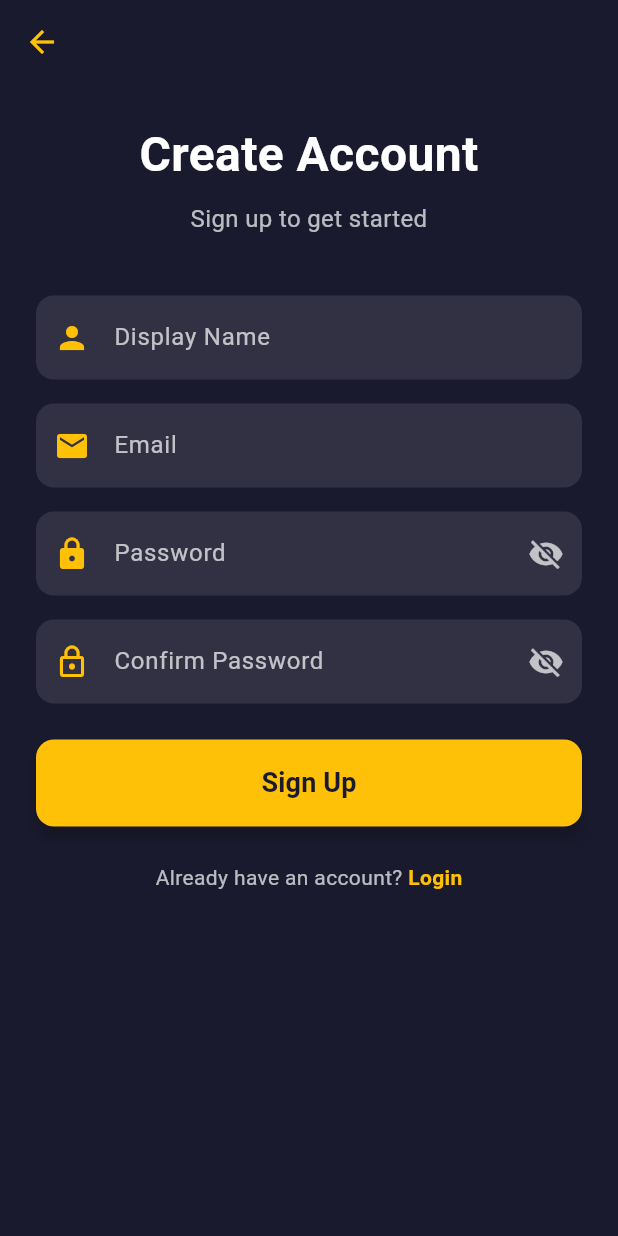
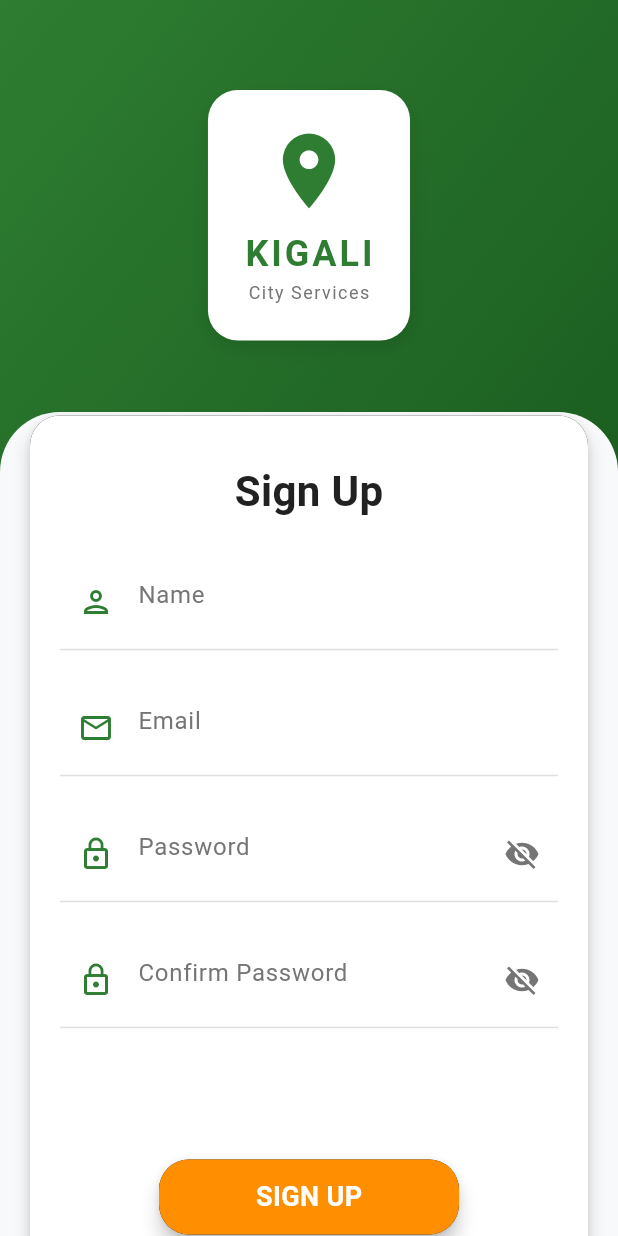
Before and after one commit to Tresorshingiro/KigaliDirectory, a Flutter app: the SignupScreen screen opened directly, on a phone screen of 412 x 824 dp. Run offline on Flutter 3.47's test engine with Material 3 defaults, Android fonts, the phone set to English and light mode, and no system bars; our stand-ins replace cloud_firestore, firebase_auth, firebase_core, flutter_riverpod, google_maps_flutter; accounts and stored records are empty.

```diff
--- a/lib/screens/signup_screen.dart
+++ b/lib/screens/signup_screen.dart
@@ -40,14 +40,17 @@ class _SignupScreenState extends ConsumerState<SignupScreen> {
             displayName: _displayNameController.text.trim(),
           );
 
+      // Sign out immediately after signup so they go to login screen
+      await ref.read(authNotifierProvider.notifier).signOut();
+
       if (!mounted) return;
 
-      // Show success message
+      // Show success message with instructions
       ScaffoldMessenger.of(context).showSnackBar(
         const SnackBar(
-          content: Text('Account created! Please check your email to verify your account.'),
+          content: Text('Account created! Please check your email and click the verification link, then log in.'),
           backgroundColor: Colors.green,
-          duration: Duration(seconds: 5),
+          duration: Duration(seconds: 6),
         ),
       );
 
@@ -72,70 +75,140 @@ class _SignupScreenState extends ConsumerState<SignupScreen> {
   @override
   Widget build(BuildContext context) {
     return Scaffold(
-      backgroundColor: const Color(0xFF1A1A2E),
-      appBar: AppBar(
-        backgroundColor: Colors.transparent,
-        elevation: 0,
-        leading: IconButton(
-          icon: const Icon(Icons.arrow_back, color: Color(0xFFFFC107)),
-          onPressed: () => Navigator.of(context).pop(),
+      body: Stack(
+        children: [
+          // Gradient background at top
+          Container(
+            width: MediaQuery.of(context).size.width,
+            height: MediaQuery.of(context).size.height / 2.5,
+            decoration: const BoxDecoration(
+              gradient: LinearGradient(
+                begin: Alignment.topLeft,
+                end: Alignment.bottomRight,
+                colors: [
+                  Color(0xFF2E7D32),
+                  Color(0xFF1B5E20),
+                ],
               ),
             ),
-      body: SafeArea(
-        child: SingleChildScrollView(
-          padding: const EdgeInsets.all(24.0),
+          ),
+
+          // Curved white container
+          Container(
+            margin: EdgeInsets.only(
+              top: MediaQuery.of(context).size.height / 3,
+            ),
+            height: MediaQuery.of(context).size.height,
+            width: MediaQuery.of(context).size.width,
+            decoration: const BoxDecoration(
+              color: Color(0xFFF8F9FA),
+              borderRadius: BorderRadius.only(
+                topLeft: Radius.circular(40),
+                topRight: Radius.circular(40),
+              ),
+            ),
+          ),
+
+          // Content
+          SingleChildScrollView(
+            child: Container(
+              margin: const EdgeInsets.only(top: 60.0, left: 20.0, right: 20.0),
+              child: Column(
+                children: [
+                  // App logo
+                  Center(
+                    child: Column(
+                      children: [
+                        Container(
+                          padding: const EdgeInsets.all(24),
+                          decoration: BoxDecoration(
+                            color: Colors.white,
+                            borderRadius: BorderRadius.circular(20),
+                            boxShadow: [
+                              BoxShadow(
+                                color: Colors.black.withOpacity(0.1),
+                                blurRadius: 10,
+                                offset: const Offset(0, 5),
+                              ),
+                            ],
+                          ),
+                          child: Column(
+                            children: [
+                              const Icon(
+                                Icons.location_on,
+                                size: 60,
+                                color: Color(0xFF2E7D32),
+                              ),
+                              const SizedBox(height: 8),
+                              Text(
+                                'KIGALI',
+                                style: TextStyle(
+                                  fontSize: 24,
+                                  fontWeight: FontWeight.bold,
+                                  color: Color(0xFF2E7D32),
+                                  letterSpacing: 2,
+                                ),
+                              ),
+                              Text(
+                                'City Services',
+                                style: TextStyle(
+                                  fontSize: 12,
+                                  color: Color(0xFF757575),
+                                  letterSpacing: 1,
+                                ),
+                              ),
+                            ],
+                          ),
+                        ),
+                      ],
+                    ),
+                  ),
+                  const SizedBox(height: 50.0),
+
+                  // Form card
+                  Material(
+                    elevation: 5.0,
+                    borderRadius: BorderRadius.circular(20),
+                    child: Container(
+                      padding: const EdgeInsets.symmetric(horizontal: 20.0, vertical: 30.0),
+                      width: MediaQuery.of(context).size.width,
+                      decoration: BoxDecoration(
+                        color: Colors.white,
+                        borderRadius: BorderRadius.circular(20),
+                      ),
                       child: Form(
                         key: _formKey,
                         child: Column(
-              crossAxisAlignment: CrossAxisAlignment.stretch,
                           children: [
-                // Title
                             const Text(
-                  'Create Account',
+                              'Sign Up',
                               style: TextStyle(
-                    fontSize: 32,
+                                color: Color(0xFF212121),
+                                fontSize: 28,
                                 fontWeight: FontWeight.bold,
-                    color: Colors.white,
                               ),
-                  textAlign: TextAlign.center,
                             ),
-                const SizedBox(height: 8),
-                const Text(
-                  'Sign up to get started',
-                  style: TextStyle(
-                    fontSize: 16,
-                    color: Colors.white70,
-                  ),
-                  textAlign: TextAlign.center,
-                ),
-                const SizedBox(height: 40),
+                            const SizedBox(height: 30.0),
 
-                // Display Name field
+                            // Name field
                             TextFormField(
                               controller: _displayNameController,
-                  style: const TextStyle(color: Colors.white),
-                  decoration: InputDecoration(
-                    labelText: 'Display Name',
-                    labelStyle: const TextStyle(color: Colors.white70),
-                    prefixIcon: const Icon(Icons.person, color: Color(0xFFFFC107)),
-                    filled: true,
-                    fillColor: Colors.white.withOpacity(0.1),
-                    border: OutlineInputBorder(
-                      borderRadius: BorderRadius.circular(12),
-                      borderSide: BorderSide.none,
+                              style: const TextStyle(color: Color(0xFF212121)),
+                              decoration: const InputDecoration(
+                                hintText: 'Name',
+                                hintStyle: TextStyle(
+                                  color: Color(0xFF757575),
+                                  fontSize: 16,
                                 ),
-                    enabledBorder: OutlineInputBorder(
-                      borderRadius: BorderRadius.circular(12),
-                      borderSide: BorderSide.none,
+                                prefixIcon: Icon(
+                                  Icons.person_outlined,
+                                  color: Color(0xFF2E7D32),
                                 ),
-                    focusedBorder: OutlineInputBorder(
-                      borderRadius: BorderRadius.circular(12),
-                      borderSide: const BorderSide(color: Color(0xFFFFC107), width: 2),
-                    ),
+                                border: InputBorder.none,
                               ),
                               validator: (value) {
                                 if (value == null || value.isEmpty) {
-                      return 'Please enter your display name';
+                                  return 'Please enter your name';
                                 }
                                 if (value.length < 2) {
                                   return 'Name must be at least 2 characters';
@@ -143,31 +216,25 @@ class _SignupScreenState extends ConsumerState<SignupScreen> {
                                 return null;
                               },
                             ),
-                const SizedBox(height: 16),
+                            const Divider(color: Color(0xFFE0E0E0)),
+                            const SizedBox(height: 20.0),
 
                             // Email field
                             TextFormField(
                               controller: _emailController,
                               keyboardType: TextInputType.emailAddress,
-                  style: const TextStyle(color: Colors.white),
-                  decoration: InputDecoration(
-                    labelText: 'Email',
-                    labelStyle: const TextStyle(color: Colors.white70),
-                    prefixIcon: const Icon(Icons.email, color: Color(0xFFFFC107)),
-                    filled: true,
-                    fillColor: Colors.white.withOpacity(0.1),
-                    border: OutlineInputBorder(
-                      borderRadius: BorderRadius.circular(12),
-                      borderSide: BorderSide.none,
+                              style: const TextStyle(color: Color(0xFF212121)),
+                              decoration: const InputDecoration(
+                                hintText: 'Email',
+                                hintStyle: TextStyle(
+                                  color: Color(0xFF757575),
+                                  fontSize: 16,
                                 ),
-                    enabledBorder: OutlineInputBorder(
-                      borderRadius: BorderRadius.circular(12),
-                      borderSide: BorderSide.none,
+                                prefixIcon: Icon(
+                                  Icons.email_outlined,
+                                  color: Color(0xFF2E7D32),
                                 ),
-                    focusedBorder: OutlineInputBorder(
-                      borderRadius: BorderRadius.circular(12),
-                      borderSide: const BorderSide(color: Color(0xFFFFC107), width: 2),
-                    ),
+                                border: InputBorder.none,
                               ),
                               validator: (value) {
                                 if (value == null || value.isEmpty) {
@@ -179,40 +246,36 @@ class _SignupScreenState extends ConsumerState<SignupScreen> {
                                 return null;
                               },
                             ),
-                const SizedBox(height: 16),
+                            const Divider(color: Color(0xFFE0E0E0)),
+                            const SizedBox(height: 20.0),
 
                             // Password field
                             TextFormField(
                               controller: _passwordController,
                               obscureText: _obscurePassword,
-                  style: const TextStyle(color: Colors.white),
+                              style: const TextStyle(color: Color(0xFF212121)),
                               decoration: InputDecoration(
-                    labelText: 'Password',
-                    labelStyle: const TextStyle(color: Colors.white70),
-                    prefixIcon: const Icon(Icons.lock, color: Color(0xFFFFC107)),
+                                hintText: 'Password',
+                                hintStyle: const TextStyle(
+                                  color: Color(0xFF757575),
+                                  fontSize: 16,
+                                ),
+                                prefixIcon: const Icon(
+                                  Icons.lock_outline,
+                                  color: Color(0xFF2E7D32),
+                                ),
                                 suffixIcon: IconButton(
                                   icon: Icon(
-                        _obscurePassword ? Icons.visibility_off : Icons.visibility,
-                        color: Colors.white70,
+                                    _obscurePassword
+                                        ? Icons.visibility_off
+                                        : Icons.visibility,
+                                    color: const Color(0xFF757575),
                                   ),
                                   onPressed: () {
                                     setState(() => _obscurePassword = !_obscurePassword);
                                   },
                                 ),
-                    filled: true,
-                    fillColor: Colors.white.withOpacity(0.1),
-                    border: OutlineInputBorder(
-                      borderRadius: BorderRadius.circular(12),
-                      borderSide: BorderSide.none,
-                    ),
-                    enabledBorder: OutlineInputBorder(
-                      borderRadius: BorderRadius.circular(12),
-                      borderSide: BorderSide.none,
-                    ),
-                    focusedBorder: OutlineInputBorder(
-                      borderRadius: BorderRadius.circular(12),
-                      borderSide: const BorderSide(color: Color(0xFFFFC107), width: 2),
-                    ),
+                                border: InputBorder.none,
                               ),
                               validator: (value) {
                                 if (value == null || value.isEmpty) {
@@ -224,40 +287,36 @@ class _SignupScreenState extends ConsumerState<SignupScreen> {
                                 return null;
                               },
                             ),
-                const SizedBox(height: 16),
+                            const Divider(color: Color(0xFFE0E0E0)),
+                            const SizedBox(height: 20.0),
 
                             // Confirm Password field
                             TextFormField(
                               controller: _confirmPasswordController,
                               obscureText: _obscureConfirmPassword,
-                  style: const TextStyle(color: Colors.white),
+                              style: const TextStyle(color: Color(0xFF212121)),
                               decoration: InputDecoration(
-                    labelText: 'Confirm Password',
-                    labelStyle: const TextStyle(color: Colors.white70),
-                    prefixIcon: const Icon(Icons.lock_outline, color: Color(0xFFFFC107)),
+                                hintText: 'Confirm Password',
+                                hintStyle: const TextStyle(
+                                  color: Color(0xFF757575),
+                                  fontSize: 16,
+                                ),
+                                prefixIcon: const Icon(
+                                  Icons.lock_outline,
+                                  color: Color(0xFF2E7D32),
+                                ),
                                 suffixIcon: IconButton(
                                   icon: Icon(
-                        _obscureConfirmPassword ? Icons.visibility_off : Icons.visibility,
-                        color: Colors.white70,
+                                    _obscureConfirmPassword
+                                        ? Icons.visibility_off
+                                        : Icons.visibility,
+                                    color: const Color(0xFF757575),
                                   ),
                                   onPressed: () {
                                     setState(() => _obscureConfirmPassword = !_obscureConfirmPassword);
                                   },
                                 ),
-                    filled: true,
-                    fillColor: Colors.white.withOpacity(0.1),
-                    border: OutlineInputBorder(
-                      borderRadius: BorderRadius.circular(12),
-                      borderSide: BorderSide.none,
-                    ),
-                    enabledBorder: OutlineInputBorder(
-                      borderRadius: BorderRadius.circular(12),
-                      borderSide: BorderSide.none,
-                    ),
-                    focusedBorder: OutlineInputBorder(
-                      borderRadius: BorderRadius.circular(12),
-                      borderSide: const BorderSide(color: Color(0xFFFFC107), width: 2),
-                    ),
+                                border: InputBorder.none,
                               ),
                               validator: (value) {
                                 if (value == null || value.isEmpty) {
@@ -269,64 +328,72 @@ class _SignupScreenState extends ConsumerState<SignupScreen> {
                                 return null;
                               },
                             ),
-                const SizedBox(height: 24),
+                            const Divider(color: Color(0xFFE0E0E0)),
+                            const SizedBox(height: 20.0),
 
                             // Sign up button
-                ElevatedButton(
-                  onPressed: _isLoading ? null : _handleSignup,
-                  style: ElevatedButton.styleFrom(
-                    backgroundColor: const Color(0xFFFFC107),
-                    foregroundColor: const Color(0xFF1A1A2E),
-                    padding: const EdgeInsets.symmetric(vertical: 16),
-                    shape: RoundedRectangleBorder(
-                      borderRadius: BorderRadius.circular(12),
+                            const SizedBox(height: 60.0),
+                            GestureDetector(
+                              onTap: _isLoading ? null : _handleSignup,
+                              child: Material(
+                                elevation: 5.0,
+                                borderRadius: BorderRadius.circular(20),
+                                child: Container(
+                                  padding: const EdgeInsets.symmetric(vertical: 12.0),
+                                  width: 200,
+                                  decoration: BoxDecoration(
+                                    color: const Color(0xFFFF8F00),
+                                    borderRadius: BorderRadius.circular(20),
                                   ),
-                    elevation: 4,
-                  ),
+                                  child: Center(
                                     child: _isLoading
                                         ? const SizedBox(
                                             height: 20,
                                             width: 20,
                                             child: CircularProgressIndicator(
                                               strokeWidth: 2,
-                            valueColor: AlwaysStoppedAnimation<Color>(Color(0xFF1A1A2E)),
+                                              valueColor:
+                                                  AlwaysStoppedAnimation<Color>(Colors.white),
                                             ),
                                           )
                                         : const Text(
-                          'Sign Up',
+                                            'SIGN UP',
                                             style: TextStyle(
-                            fontSize: 18,
+                                              color: Colors.white,
+                                              fontSize: 18.0,
                                               fontWeight: FontWeight.bold,
                                             ),
                                           ),
                                   ),
-                const SizedBox(height: 24),
-
-                // Login link
-                Row(
-                  mainAxisAlignment: MainAxisAlignment.center,
-                  children: [
-                    const Text(
-                      'Already have an account? ',
-                      style: TextStyle(color: Colors.white70),
-                    ),
-                    GestureDetector(
-                      onTap: () => Navigator.of(context).pop(),
-                      child: const Text(
-                        'Login',
-                        style: TextStyle(
-                          color: Color(0xFFFFC107),
-                          fontWeight: FontWeight.bold,
                                 ),
                               ),
-                    ),
-                  ],
                             ),
                           ],
                         ),
                       ),
                     ),
                   ),
+                  const SizedBox(height: 60.0),
+
+                  // Login link
+                  GestureDetector(
+                    onTap: () => Navigator.of(context).pop(),
+                    child: const Text(
+                      "Already have an account? Log In",
+                      style: TextStyle(
+                        color: Color(0xFF757575),
+                        fontSize: 16,
+                        fontWeight: FontWeight.w600,
+                      ),
+                    ),
+                  ),
+                  const SizedBox(height: 30.0),
+                ],
+              ),
+            ),
+          ),
+        ],
+      ),
     );
   }
 }
```
Lines whose indentation alone changed are shown as unchanged.
